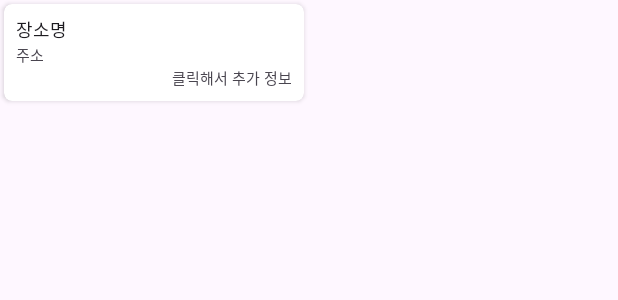
After one commit to holsoo/Diadi, an Android app: the layout balloon_layout.xml on its own in the app's theme, with its tools: preview values and no code run, on a phone screen of 412 x 824 dp. The commit adds this screen. Shown: the top 300 px of the screen. Run offline under Robolectric (Android 15) with nearby library versions, the phone set to English and light mode, and no system bars.

Commit message:
feat: 일기 저장한 위치에 커스텀 마커 생성하는 기능 추가

```diff
--- a/app/src/main/java/com/example/diadi/view/AddActivity.kt
+++ b/app/src/main/java/com/example/diadi/view/AddActivity.kt
@@ -122,6 +122,9 @@ class AddActivity : AppCompatActivity() {
                 // 여기를 어떻게 해야할지 모르겠네??????
                 // 일단 diaryWeather() 하면 선택된 버튼의 날씨 호출 될거야
               //)
+            val saveIntent = Intent(this, MainActivity::class.java)
+            saveIntent.putExtra("saveToken", "saved")
+            startActivity(saveIntent)
         }
         // 저 파라미터는 유저가 작성 화면에서 입력한 editText.text값이야 그냥 binding해서 넣기.
 
--- /dev/null
+++ b/app/src/main/res/layout/balloon_layout.xml
@@ -0,0 +1,48 @@
+<?xml version="1.0" encoding="utf-8"?>
+<androidx.cardview.widget.CardView xmlns:android="http://schemas.android.com/apk/res/android"
+    xmlns:app="http://schemas.android.com/apk/res-auto"
+    xmlns:tools="http://schemas.android.com/tools"
+    android:id="@+id/ball_view"
+    android:layout_width="wrap_content"
+    android:layout_height="wrap_content"
+    android:layout_margin="4px"
+    app:cardCornerRadius="8px">
+
+    <androidx.constraintlayout.widget.ConstraintLayout
+        android:layout_width="200dp"
+        android:layout_height="wrap_content">
+
+        <TextView
+            android:id="@+id/ball_tv_name"
+            android:layout_width="wrap_content"
+            android:layout_height="wrap_content"
+            android:layout_marginStart="8dp"
+            android:layout_marginTop="8dp"
+            android:text="장소명"
+            android:textColor="?android:attr/textColorPrimary"
+            android:textSize="12sp"
+            app:layout_constraintStart_toStartOf="parent"
+            app:layout_constraintTop_toTopOf="parent" />
+
+        <TextView
+            android:id="@+id/ball_tv_address"
+            android:layout_width="wrap_content"
+            android:layout_height="wrap_content"
+            android:text="주소"
+            android:textSize="10sp"
+            app:layout_constraintStart_toStartOf="@+id/ball_tv_name"
+            app:layout_constraintTop_toBottomOf="@+id/ball_tv_name" />
+
+        <TextView
+            android:id="@+id/textView"
+            android:layout_width="wrap_content"
+            android:layout_height="wrap_content"
+            android:layout_marginEnd="8dp"
+            android:layout_marginBottom="8dp"
+            android:text="클릭해서 추가 정보"
+            android:textSize="10sp"
+            app:layout_constraintBottom_toBottomOf="parent"
+            app:layout_constraintEnd_toEndOf="parent"
+            app:layout_constraintTop_toBottomOf="@+id/ball_tv_address" />
+    </androidx.constraintlayout.widget.ConstraintLayout>
+</androidx.cardview.widget.CardView>
```
Also changed, not shown: app/src/main/java/com/example/diadi/view/MainActivity.kt (+70 -20 lines), app/src/main/res/drawable/purple.png (added).
